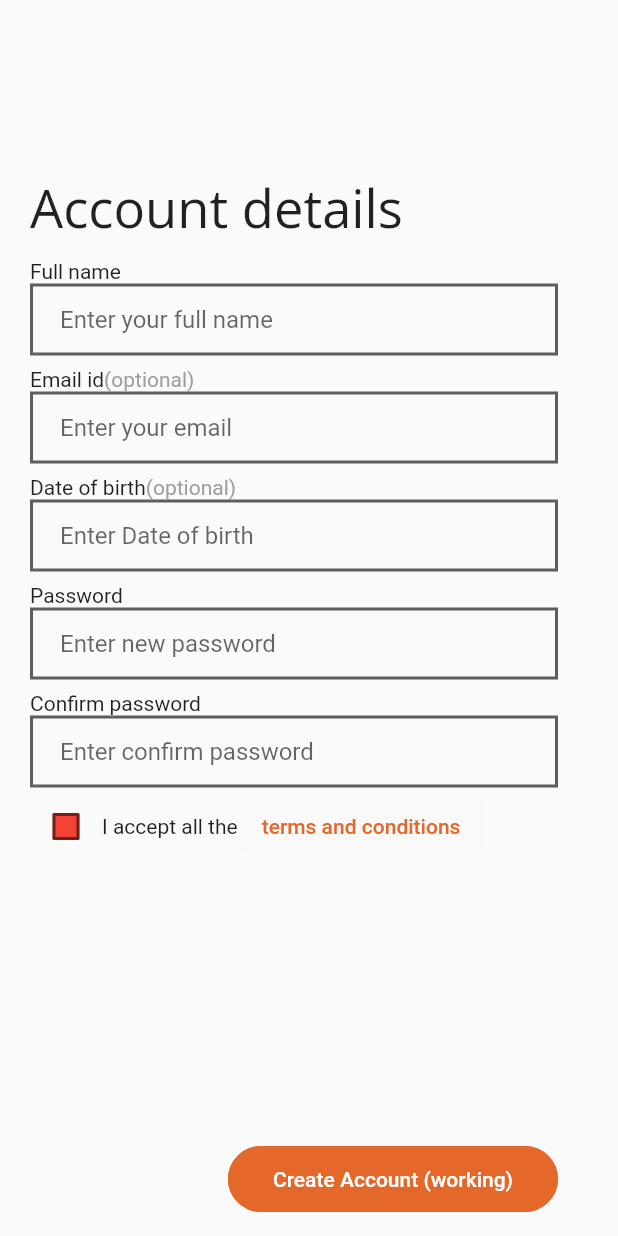
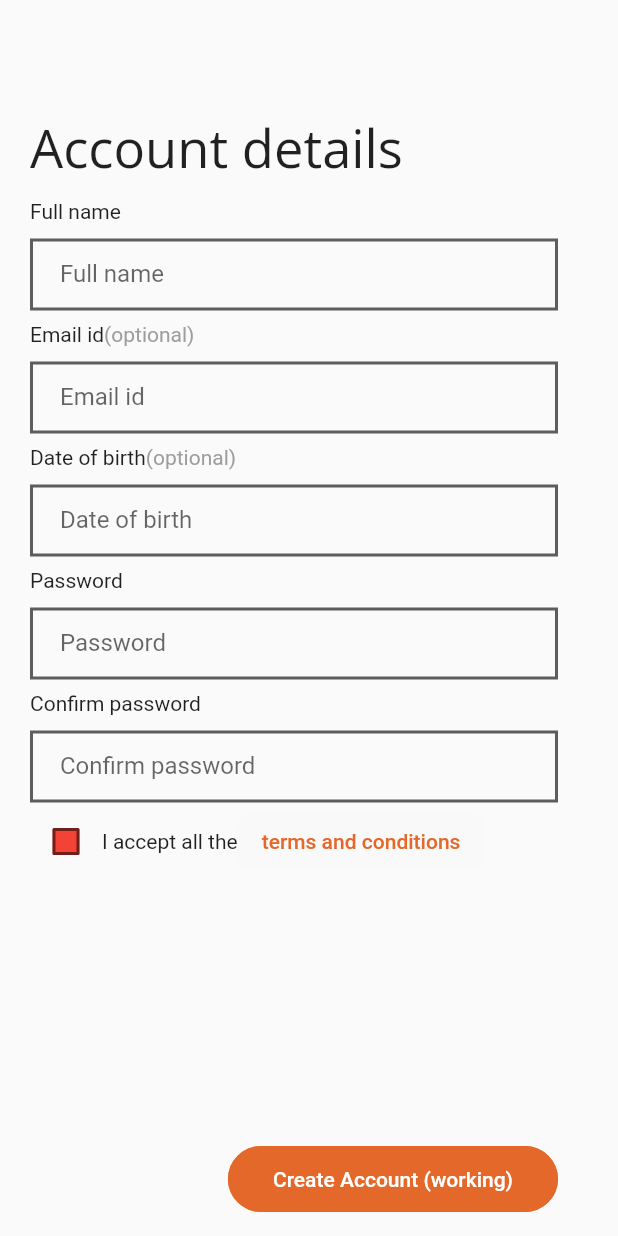
Before and after one commit to Drako-Rexon/Apps, a Flutter app: the EnterAccountDetails screen opened directly, on a phone screen of 412 x 824 dp. Run offline on Flutter 3.47's test engine with Material 2 defaults, Android fonts, the phone set to English and light mode, and no system bars; our stand-ins replace flutter_vector_icons, page_transition.

```diff
--- a/lib/create-account.dart
+++ b/lib/create-account.dart
@@ -22,6 +22,7 @@ class _CreateAccountState extends State<CreateAccount> {
 
     return Scaffold(
       body: SingleChildScrollView(
+        child: SafeArea(
           child: Padding(
             padding: const EdgeInsets.symmetric(
               horizontal: 20,
@@ -150,6 +151,7 @@ class _CreateAccountState extends State<CreateAccount> {
             ),
           ),
         ),
+      ),
       bottomNavigationBar: Container(
         height: 76,
         child: Padding(
@@ -212,6 +214,7 @@ class _VerifyAccountCreatingState extends State<VerifyAccountCreating> {
     var devWidth = MediaQuery.of(context).size.width;
     return Scaffold(
       body: SingleChildScrollView(
+        child: SafeArea(
           child: Padding(
             padding: const EdgeInsets.symmetric(
               horizontal: 20,
@@ -340,6 +343,7 @@ class _VerifyAccountCreatingState extends State<VerifyAccountCreating> {
             ),
           ),
         ),
+      ),
       bottomNavigationBar: Container(
         height: 76,
         child: Padding(
@@ -416,6 +420,7 @@ class _EnterAccountDetailsState extends State<EnterAccountDetails> {
 
     return Scaffold(
       body: SingleChildScrollView(
+        child: SafeArea(
           child: Padding(
             padding: const EdgeInsets.symmetric(
               horizontal: 20,
@@ -425,7 +430,7 @@ class _EnterAccountDetailsState extends State<EnterAccountDetails> {
               crossAxisAlignment: CrossAxisAlignment.start,
               children: [
                 SizedBox(
-                height: 85,
+                  height: 45,
                 ),
                 Text(
                   'Account details',
@@ -437,18 +442,18 @@ class _EnterAccountDetailsState extends State<EnterAccountDetails> {
                 SizedBox(
                   height: 10,
                 ),
-
-              // SizedBox(
-              //   height: 20,
-              // ),
-
                 Text('Full name'),
+                SizedBox(
+                  height:10,
+                ),
                 Container(
                   height: 50,
                   width: devWidth - 60,
                   child: TextField(
+
                     onChanged: (value) {},
                     decoration: const InputDecoration(
+                      labelText: 'Full name',
                       hintText: 'Enter your full name',
                       contentPadding: EdgeInsets.symmetric(
                         vertical: 10,
@@ -497,12 +502,16 @@ class _EnterAccountDetailsState extends State<EnterAccountDetails> {
                     ),
                   ],
                 ),
+                SizedBox(
+                  height:10,
+                ),
                 Container(
                   height: 50,
                   width: devWidth - 60,
                   child: TextField(
                     onChanged: (value) {},
                     decoration: const InputDecoration(
+                      labelText: 'Email id',
                       hintText: 'Enter your email',
                       contentPadding: EdgeInsets.symmetric(
                         vertical: 10,
@@ -551,6 +560,9 @@ class _EnterAccountDetailsState extends State<EnterAccountDetails> {
                     ),
                   ],
                 ),
+                SizedBox(
+                  height:10,
+                ),
                 Container(
                   height: 50,
                   width: devWidth - 60,
@@ -558,6 +570,7 @@ class _EnterAccountDetailsState extends State<EnterAccountDetails> {
                     keyboardType: TextInputType.number,
                     onChanged: (value) {},
                     decoration: const InputDecoration(
+                      labelText: 'Date of birth',
                       hintText: 'Enter Date of birth',
                       contentPadding: EdgeInsets.symmetric(
                         vertical: 10,
@@ -593,6 +606,9 @@ class _EnterAccountDetailsState extends State<EnterAccountDetails> {
                   height: 6,
                 ),
                 Text('Password'),
+                SizedBox(
+                  height:10,
+                ),
                 Container(
                   height: 50,
                   width: devWidth - 60,
@@ -602,6 +618,7 @@ class _EnterAccountDetailsState extends State<EnterAccountDetails> {
                     // keyboardType: TextInputType.pas,
                     onChanged: (value) {},
                     decoration: const InputDecoration(
+                      labelText: 'Password',
                       hintText: 'Enter new password',
                       contentPadding: EdgeInsets.symmetric(
                         vertical: 10,
@@ -637,6 +654,9 @@ class _EnterAccountDetailsState extends State<EnterAccountDetails> {
                   height: 6,
                 ),
                 Text('Confirm password'),
+                SizedBox(
+                  height:10,
+                ),
                 Container(
                   height: 50,
                   width: devWidth - 60,
@@ -644,6 +664,7 @@ class _EnterAccountDetailsState extends State<EnterAccountDetails> {
                     obscureText: true,
                     onChanged: (value) {},
                     decoration: const InputDecoration(
+                      labelText: 'Confirm password',
                       hintText: 'Enter confirm password',
                       contentPadding: EdgeInsets.symmetric(
                         vertical: 10,
@@ -707,6 +728,7 @@ class _EnterAccountDetailsState extends State<EnterAccountDetails> {
               ],
             ),
           ),
+        ),
       ), //Safearea
       bottomNavigationBar: Container(
         height: 76,
```
Also changed, not shown: lib/account_check.dart (+21 -14 lines). Lines whose indentation alone changed are shown as unchanged.
